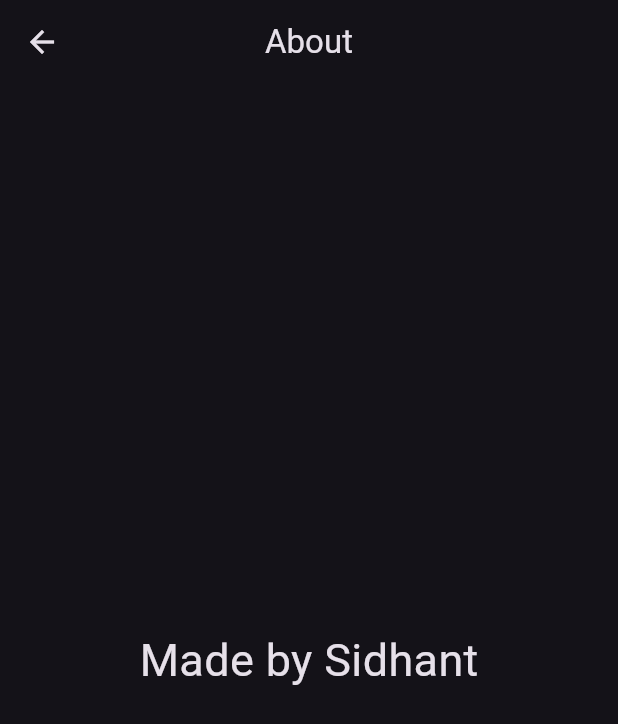
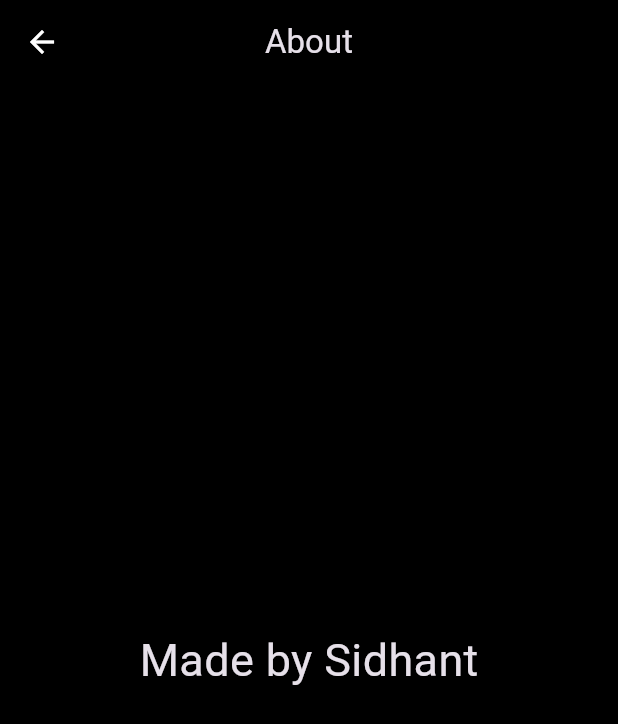
Before and after one commit to sidhant947/C-Bill, a Flutter app: the screen it shows after launch, after a tap on the "person" icon, on a phone screen of 412 x 824 dp. Shown: the top 724 px of the screen. Run offline on Flutter 3.47's test engine with Material 3 defaults, Android fonts, the phone set to English and light mode, and no system bars.

Commit message:
Updated Theme - Amoled Black Updated Pay Button

```diff
--- a/lib/main.dart
+++ b/lib/main.dart
@@ -11,7 +11,15 @@ class MainApp extends StatelessWidget {
   @override
   Widget build(BuildContext context) {
     return MaterialApp(
-      theme: ThemeData.dark(),
+      theme: ThemeData(
+        brightness: Brightness.dark,
+        scaffoldBackgroundColor: Colors.black,
+        appBarTheme: const AppBarTheme(
+          backgroundColor: Colors.black,
+          iconTheme: IconThemeData(color: Colors.white),
+        ),
+        iconTheme: IconThemeData(color: Colors.white),
+      ),
       debugShowCheckedModeBanner: false,
       title: "C-Bill",
       initialRoute: '/',
--- a/lib/screens/about_screen.dart
+++ b/lib/screens/about_screen.dart
@@ -2,13 +2,13 @@ import 'package:flutter/material.dart';
 import 'package:url_launcher/url_launcher.dart';
 
 class AboutScreen extends StatelessWidget {
-  final Uri _url = Uri.parse('mailto:lxzfonhqq@mozmail.com"');
+  final Uri _url = Uri.parse('mailto:khatkarsidhant.com"');
 
   @override
   Widget build(BuildContext context) {
     return Scaffold(
       appBar: AppBar(
-        title: Text("About"),
+        title: const Text("About"),
         centerTitle: true,
       ),
       body: Center(
@@ -16,7 +16,7 @@ class AboutScreen extends StatelessWidget {
         onTap: () {
           launchUrl(_url);
         },
-        child: Text(
+        child: const Text(
           "Made by Sidhant",
           style: TextStyle(fontSize: 30),
         ),
```
Also changed, not shown: lib/screens/amex_screen.dart (+9 -2 lines), lib/screens/aubank_screen.dart (+9 -1 lines), lib/screens/axis_screen.dart (+9 -1 lines), lib/screens/icici_screen.dart (+9 -1 lines), lib/screens/idfc_screen.dart (+9 -1 lines), 1 other file.
